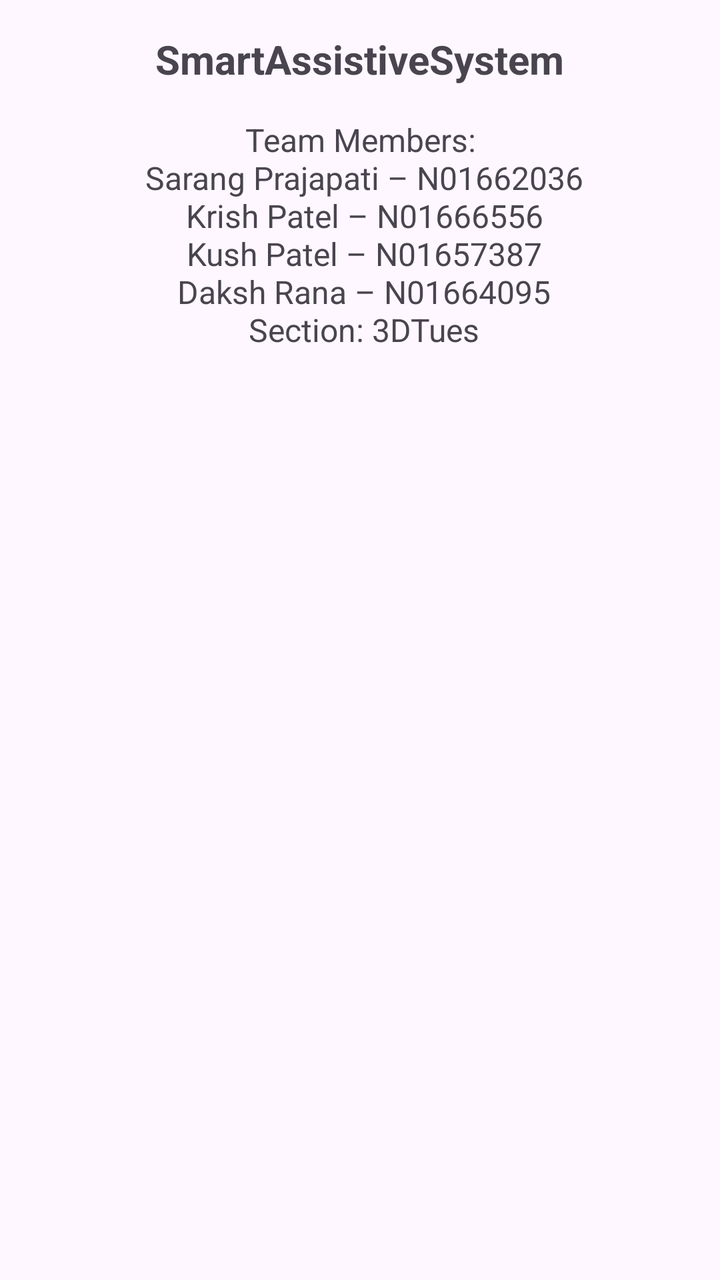
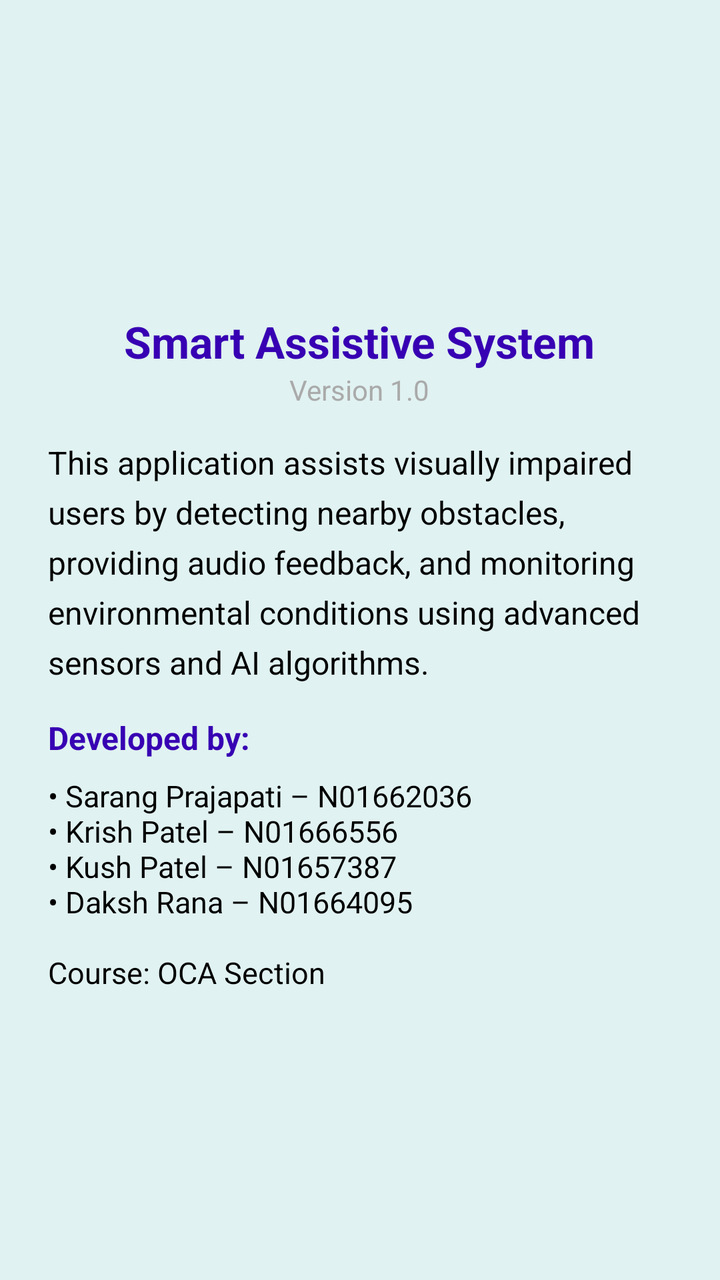

The first picture is an Android layout as it rendered before a commit; the second is the same layout after the commit. The layout source and the unified diff follow.
<!-- AndroidManifest.xml: application theme Theme.SmartAssistiveSystem -->
<!-- res/layout/fragment_about.xml -->
<?xml version="1.0" encoding="utf-8"?>
<LinearLayout xmlns:android="http://schemas.android.com/apk/res/android"
    android:layout_width="match_parent"
    android:layout_height="match_parent"
    android:orientation="vertical"
    android:padding="16dp"
    android:gravity="center_horizontal">

    <TextView
        android:id="@+id/project_title"
        android:layout_width="wrap_content"
        android:layout_height="wrap_content"
        android:text="@string/app_name"
        android:textSize="20sp"
        android:textStyle="bold"
        android:paddingBottom="16dp" />

    <TextView
        android:id="@+id/team_members"
        android:layout_width="wrap_content"
        android:layout_height="wrap_content"
        android:text="@string/team_members"
        android:textSize="16sp"
        android:gravity="center" />

</LinearLayout>
<!-- resources referenced by this layout -->
<resources>
  <string name="app_name">SmartAssistiveSystem</string>
  <string name="team_members">
   Team Members:\n
  Sarang Prajapati – N01662036\n
  Krish Patel – N01666556\n
  Kush Patel – N01657387\n
  Daksh Rana – N01664095\n
  Section: 3DTues
  </string>
  <style name="Theme.SmartAssistiveSystem" parent="Theme.Material3.DayNight.NoActionBar">
          
          <item name="windowActionBar">false</item>
          <item name="windowNoTitle">true</item>
  
          
          <item name="colorPrimary">@color/purple_500</item>
          <item name="colorPrimaryVariant">@color/purple_700</item>
          <item name="colorOnPrimary">@color/white</item>
  
          
          <item name="colorSecondary">@color/teal_200</item>
          <item name="colorOnSecondary">@color/black</item>
  
          
          <item name="android:statusBarColor">?attr/colorPrimaryVariant</item>
  
          
          <item name="actionMenuTextAppearance">@style/ActionMenuTextStyle</item>
      </style>
  <color name="purple_500">#6200EE</color>
  <color name="purple_700">#3700B3</color>
  <color name="white">#FFFFFF</color>
  <color name="teal_200">#03DAC5</color>
  <color name="black">#000000</color>
  <style name="ActionMenuTextStyle" parent="@android:style/TextAppearance.Widget.IconMenu.Item">
          <item name="android:textSize">14sp</item>
          <item name="android:textColor">#FFFFFF</item>
          <item name="android:textAllCaps">false</item>
      </style>
</resources>

<!-- the commit's change to res/layout/fragment_about.xml (unified diff, before → after) -->
@@ -1,26 +1,64 @@
 <?xml version="1.0" encoding="utf-8"?>
-<LinearLayout xmlns:android="http://schemas.android.com/apk/res/android"
+<ScrollView xmlns:android="http://schemas.android.com/apk/res/android"
     android:layout_width="match_parent"
     android:layout_height="match_parent"
-    android:orientation="vertical"
-    android:padding="16dp"
-    android:gravity="center_horizontal">
+    android:background="@color/teal_50">
 
-    <TextView
-        android:id="@+id/project_title"
-        android:layout_width="wrap_content"
+    <LinearLayout
+        android:layout_width="match_parent"
         android:layout_height="wrap_content"
-        android:text="@string/app_name"
-        android:textSize="20sp"
-        android:textStyle="bold"
-        android:paddingBottom="16dp" />
+        android:orientation="vertical"
+        android:padding="24dp">
 
-    <TextView
-        android:id="@+id/team_members"
-        android:layout_width="wrap_content"
-        android:layout_height="wrap_content"
-        android:text="@string/team_members"
-        android:textSize="16sp"
-        android:gravity="center" />
+        <ImageView
+            android:layout_width="120dp"
+            android:layout_height="120dp"
+            android:src="@mipmap/ic_launcher_round"
+            android:layout_gravity="center"
+            android:contentDescription="App Logo"/>
 
-</LinearLayout>
+        <TextView
+            android:layout_width="wrap_content"
+            android:layout_height="wrap_content"
+            android:text="Smart Assistive System"
+            android:textStyle="bold"
+            android:textColor="@color/purple_700"
+            android:textSize="22sp"
+            android:layout_gravity="center"
+            android:layout_marginTop="12dp"/>
+
+        <TextView
+            android:layout_width="wrap_content"
+            android:layout_height="wrap_content"
+            android:text="Version 1.0"
+            android:textColor="@android:color/darker_gray"
+            android:layout_gravity="center"
+            android:layout_marginBottom="16dp"/>
+
+        <TextView
+            android:layout_width="match_parent"
+            android:layout_height="wrap_content"
+            android:text="This application assists visually impaired users by detecting nearby obstacles, providing audio feedback, and monitoring environmental conditions using advanced sensors and AI algorithms."
+            android:textSize="16sp"
+            android:lineSpacingExtra="6dp"
+            android:textColor="@android:color/black"
+            android:layout_marginBottom="16dp"/>
+
+        <TextView
+            android:text="Developed by:"
+            android:textStyle="bold"
+            android:textSize="16sp"
+            android:textColor="@color/purple_700"
+            android:layout_marginBottom="8dp"
+            android:layout_width="wrap_content"
+            android:layout_height="wrap_content"/>
+
+        <TextView
+            android:text="• Sarang Prajapati – N01662036\n• Krish Patel – N01666556\n• Kush Patel – N01657387\n• Daksh Rana – N01664095\n\nCourse: OCA Section"
+            android:textSize="15sp"
+            android:textColor="@android:color/black"
+            android:layout_width="wrap_content"
+            android:layout_height="wrap_content"/>
+
+    </LinearLayout>
+</ScrollView>
<!-- resource entries referenced after the edit -->
@@ -1,14 +1,5 @@
 <!-- resources referenced by this layout -->
 <resources>
-  <string name="app_name">SmartAssistiveSystem</string>
-  <string name="team_members">
-   Team Members:\n
-  Sarang Prajapati – N01662036\n
-  Krish Patel – N01666556\n
-  Kush Patel – N01657387\n
-  Daksh Rana – N01664095\n
-  Section: 3DTues
-  </string>
   <style name="Theme.SmartAssistiveSystem" parent="Theme.Material3.DayNight.NoActionBar">
           
           <item name="windowActionBar">false</item>
@@ -29,8 +20,16 @@
           
           <item name="actionMenuTextAppearance">@style/ActionMenuTextStyle</item>
       </style>
+  <!-- drawable ic_launcher_background: vector/xml drawable (drawable, 4866 chars, omitted) -->
   <color name="purple_500">#6200EE</color>
   <color name="purple_700">#3700B3</color>
+  <color name="teal_50">#E0F2F1</color>
+  <!-- mipmap ic_launcher_round (mipmap-anydpi-v26) -->
+  <?xml version="1.0" encoding="utf-8"?>
+  <adaptive-icon xmlns:android="http://schemas.android.com/apk/res/android">
+      <background android:drawable="@drawable/ic_launcher_background"/>
+      <foreground android:drawable="@mipmap/ic_launcher_foreground"/>
+  </adaptive-icon>
   <color name="white">#FFFFFF</color>
   <color name="teal_200">#03DAC5</color>
   <color name="black">#000000</color>
